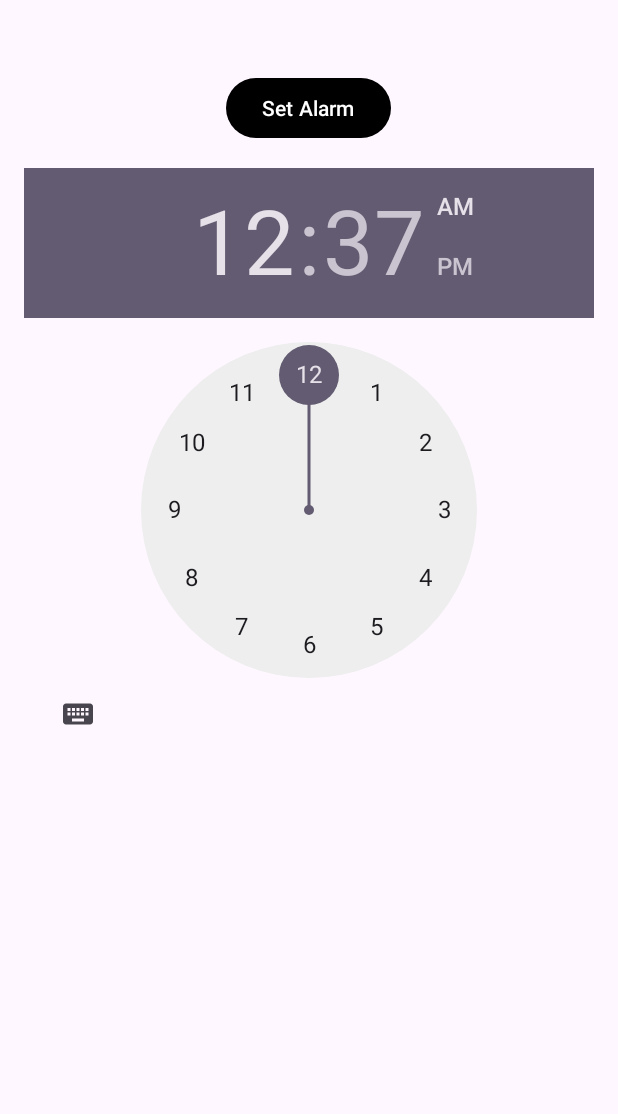
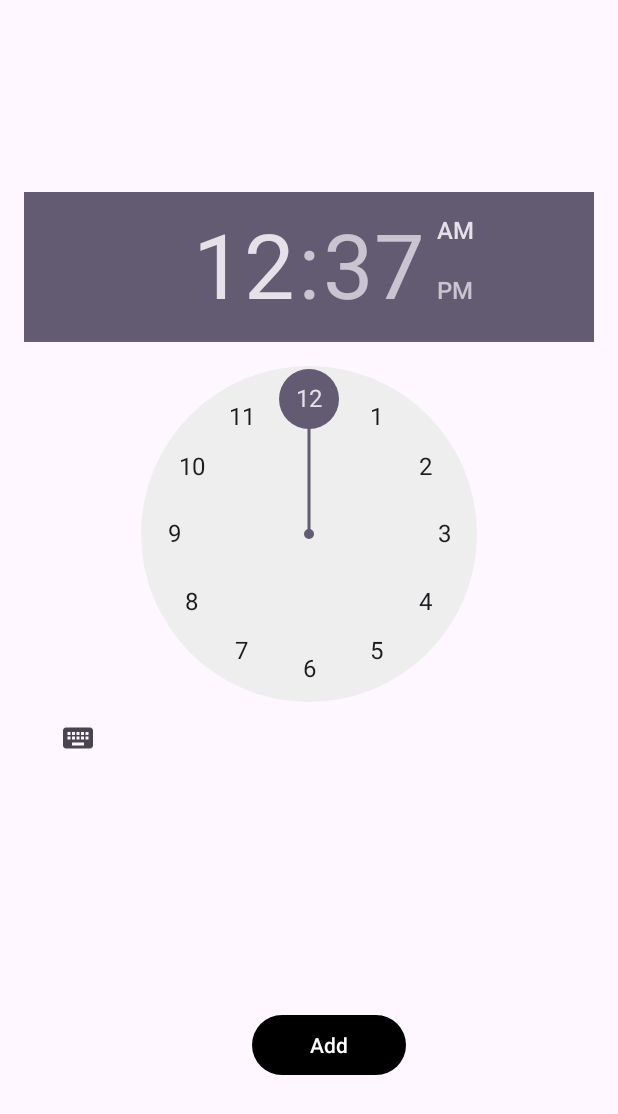
Before and after one commit to mahmudulyeamim/KodeShell, an Android app: the layout activity_contset_reminder.xml on its own in the app's theme, with its tools: preview values and no code run, on a phone screen of 412 x 824 dp. Shown: the top 1114 px of the screen. Run offline under Robolectric (Android 15) with nearby library versions, the phone set to English and light mode, and no system bars; Roboto replaces fonts that are not available here.

Commit message:
add notification -done

```diff
--- a/app/src/main/java/com/example/kodeshell/ContestInsiderActivity.java
+++ b/app/src/main/java/com/example/kodeshell/ContestInsiderActivity.java
@@ -137,6 +137,7 @@ public class ContestInsiderActivity extends AppCompatActivity {
                     // toast.show();
                     Intent intent = new Intent(ContestInsiderActivity.this, ContestReminder.class);
                     intent.putExtra("name",getIntent().getStringExtra("name"));
+                    intent.putExtra("starttime",starttime);
                     intent.setFlags(Intent.FLAG_ACTIVITY_NEW_TASK);
                     startActivity(intent);
 
--- a/app/src/main/res/layout/activity_contset_reminder.xml
+++ b/app/src/main/res/layout/activity_contset_reminder.xml
@@ -5,21 +5,25 @@
     android:layout_width="match_parent"
     android:layout_height="match_parent"
     android:padding="16dp"
-    tools:context=".ContsetReminder">
+    tools:context=".ContestReminder">
 
     <Button
         android:id="@+id/setAlarmButton"
         android:layout_width="wrap_content"
         android:layout_height="wrap_content"
-        android:text="Set Alarm"
-        android:layout_centerHorizontal="true"
-        android:layout_marginTop="32dp"/>
+        android:layout_alignParentStart="true"
+        android:layout_alignParentEnd="true"
+        android:layout_alignParentBottom="true"
+        android:layout_marginStart="152dp"
+        android:layout_marginEnd="125dp"
+        android:layout_marginBottom="87dp"
+        android:text="Add" />
 
     <TimePicker
         android:id="@+id/timePicker"
         android:layout_width="wrap_content"
         android:layout_height="wrap_content"
-        android:layout_below="@id/setAlarmButton"
+        android:layout_alignParentTop="true"
         android:layout_centerHorizontal="true"
-        android:layout_marginTop="16dp"/>
+        android:layout_marginTop="112dp" />
 </RelativeLayout>
```
Also changed, not shown: app/src/main/java/com/example/kodeshell/ContestReminder.java (+24 -30 lines).
